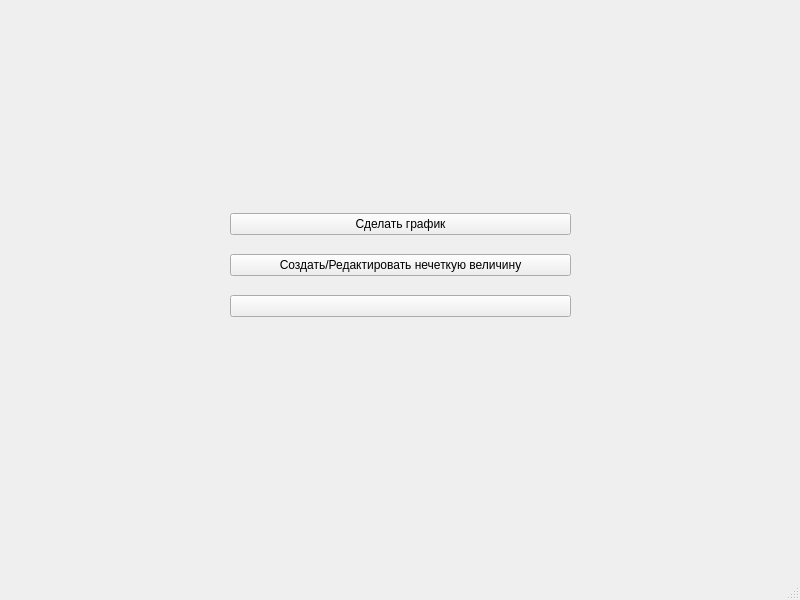
The window that gui/mainwindow.ui (Ecodrin/WeibullDistributionDemonstrationProgram) describes before a commit, drawn with Qt 5.
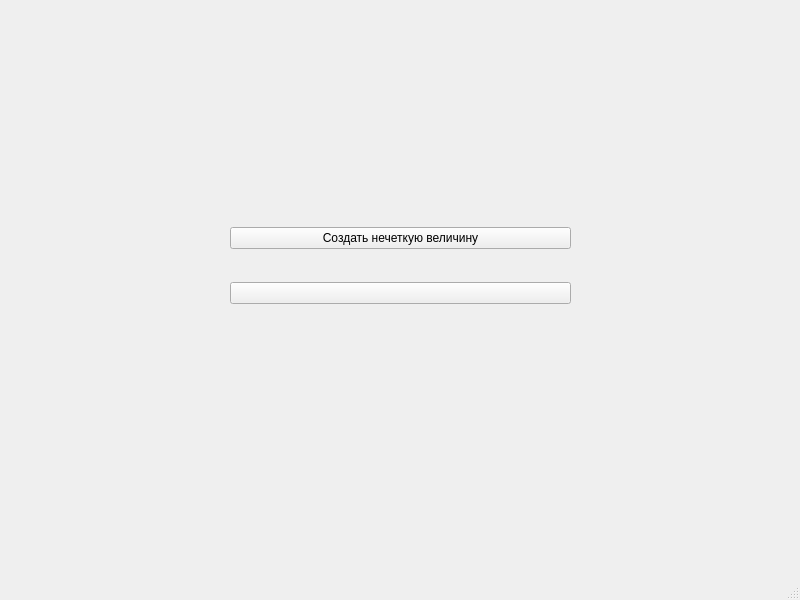
The same window after the commit.

Diff of the .ui file:
```diff
--- a/gui/mainwindow.ui
+++ b/gui/mainwindow.ui
@@ -27,14 +27,7 @@
      <item>
       <widget class="QPushButton" name="pushButton_2">
        <property name="text">
-        <string>Сделать график</string>
-       </property>
-      </widget>
-     </item>
-     <item>
-      <widget class="QPushButton" name="pushButton_3">
-       <property name="text">
-        <string>Создать/Редактировать нечеткую величину</string>
+        <string>Создать нечеткую величину</string>
        </property>
       </widget>
      </item>
```
Left out of the diff: 2 changed lines with no effect on the pictures.
